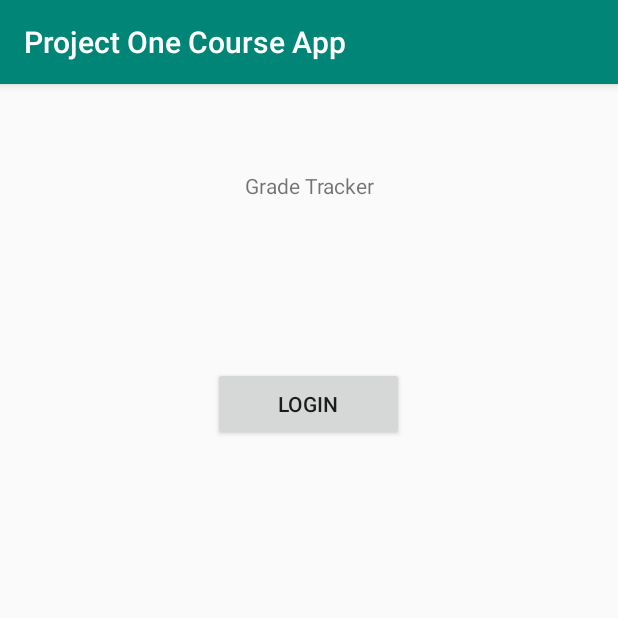
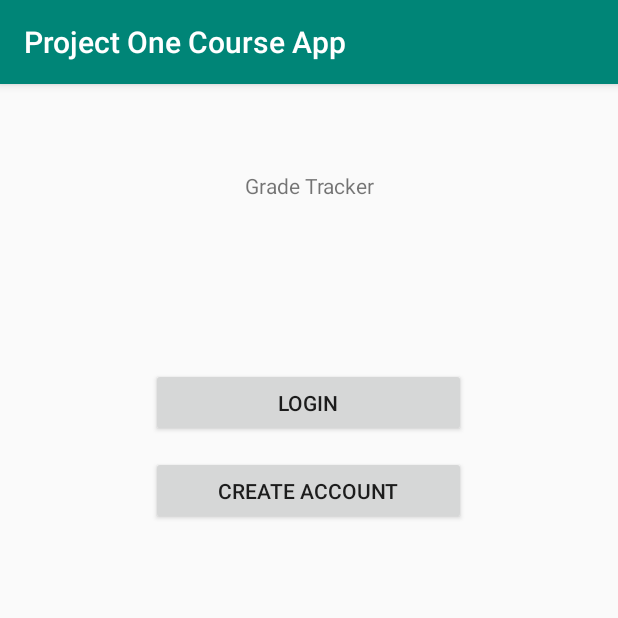
Before and after one commit to JesusGo115/CST438-Project-One-Course-App, an Android app: the screen it shows after launch (MainActivity), on a phone screen of 412 x 824 dp, the top half of it. Run offline under Robolectric (Android 15) with nearby library versions, the phone set to English and light mode, and no system bars; our stand-ins replace Room's generated code.

Commit message:
create account implemented

```diff
--- a/app/src/main/java/com/example/projectonecourseapp/MainActivity.java
+++ b/app/src/main/java/com/example/projectonecourseapp/MainActivity.java
@@ -32,7 +32,18 @@ public class MainActivity extends AppCompatActivity {
             @Override
             public void onClick(View v) {
                 Log.d("MainActivity", "onClick for login called");
+
                 Intent intent = new Intent(MainActivity.this, LoginActivity.class);
+                startActivity(intent);
+            }
+        });
+
+        Button create_account_button = findViewById(R.id.create_account_button);
+        create_account_button.setOnClickListener(new View.OnClickListener() {
+            @Override
+            public void onClick(View v) {
+                Log.d("MainActivity", "onClick for create account called");
+                Intent intent = new Intent(MainActivity.this, CreateAccountActivity.class);
                 startActivity(intent);
             }
         });
--- a/app/src/main/res/layout/activity_main.xml
+++ b/app/src/main/res/layout/activity_main.xml
@@ -37,9 +37,9 @@
 
     <Button
         android:id="@+id/login_button"
+        android:layout_width="210dp"
+        android:layout_height="46dp"
         android:text="@string/login"
-        android:layout_width="127dp"
-        android:layout_height="49dp"
         app:layout_constraintBottom_toBottomOf="parent"
         app:layout_constraintEnd_toEndOf="parent"
         app:layout_constraintHorizontal_bias="0.498"
@@ -47,5 +47,17 @@
         app:layout_constraintTop_toBottomOf="@+id/title"
         app:layout_constraintVertical_bias="0.139" />
 
+    <Button
+        android:id="@+id/create_account_button"
+        android:layout_width="210dp"
+        android:layout_height="46dp"
+        android:text="@string/create_account"
+        app:layout_constraintBottom_toBottomOf="parent"
+        app:layout_constraintEnd_toEndOf="parent"
+        app:layout_constraintHorizontal_bias="0.497"
+        app:layout_constraintStart_toStartOf="parent"
+        app:layout_constraintTop_toBottomOf="@+id/login_button"
+        app:layout_constraintVertical_bias="0.026" />
+
 
 </androidx.constraintlayout.widget.ConstraintLayout>
```
Also changed, not shown: app/src/main/AndroidManifest.xml (+12 -3 lines), app/src/main/java/com/example/projectonecourseapp/CreateAccountActivity.java (added, +80 -0 lines), app/src/main/java/com/example/projectonecourseapp/LoginActivity.java (+16 -4 lines), app/src/main/res/layout/activity_create_account.xml (added, +47 -0 lines), app/src/main/res/values/strings.xml (+8 -0 lines).
